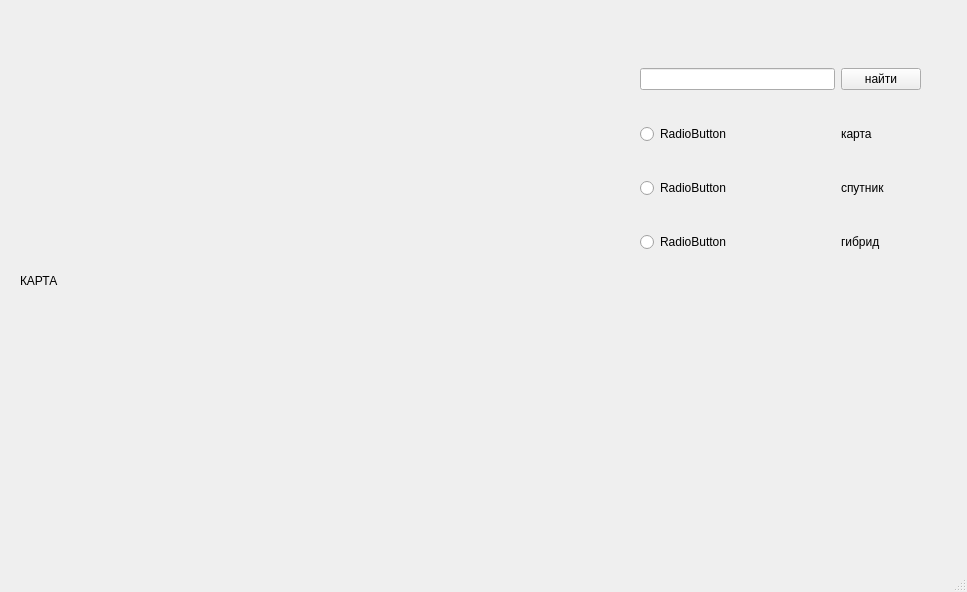
The window that map.ui (RomaKuzora/maps_api) describes before a commit, drawn with Qt 5.
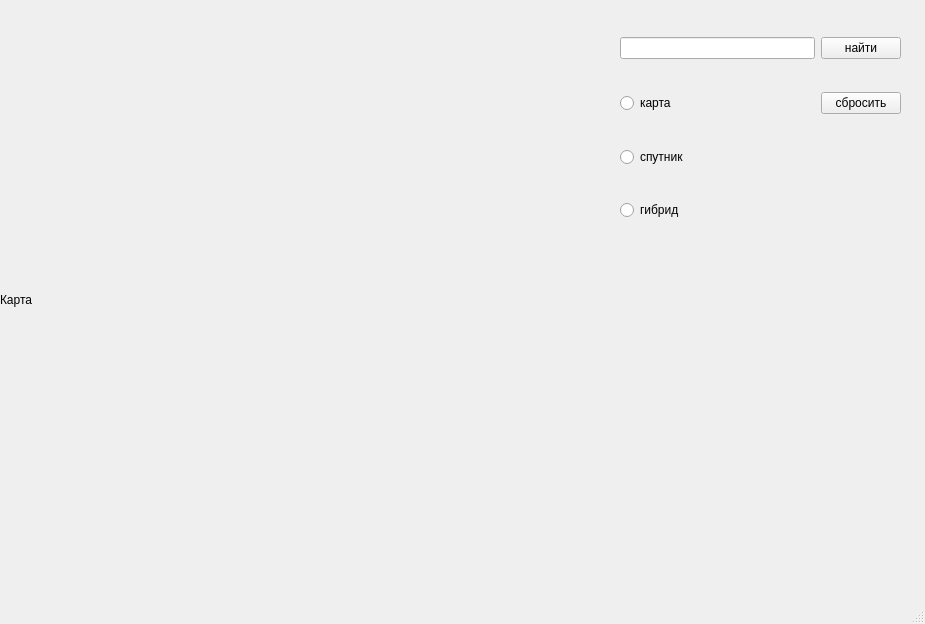
The same window after the commit.

Commit message: 8 задание готово

Diff of the .ui file:
```diff
--- a/map.ui
+++ b/map.ui
@@ -6,101 +6,48 @@
    <rect>
     <x>0</x>
     <y>0</y>
-    <width>967</width>
-    <height>592</height>
+    <width>925</width>
+    <height>624</height>
    </rect>
   </property>
   <property name="windowTitle">
    <string>Большая задача по Maps API</string>
   </property>
   <widget class="QWidget" name="centralwidget">
-   <widget class="QLabel" name="map_label">
-    <property name="geometry">
-     <rect>
-      <x>20</x>
-      <y>10</y>
-      <width>611</width>
-      <height>541</height>
-     </rect>
-    </property>
-    <property name="minimumSize">
-     <size>
-      <width>611</width>
-      <height>541</height>
-     </size>
-    </property>
-    <property name="maximumSize">
-     <size>
-      <width>611</width>
-      <height>541</height>
-     </size>
-    </property>
-    <property name="text">
-     <string>КАРТА</string>
-    </property>
-   </widget>
    <widget class="QWidget" name="gridLayoutWidget">
     <property name="geometry">
      <rect>
-      <x>640</x>
-      <y>40</y>
+      <x>620</x>
+      <y>10</y>
       <width>281</width>
       <height>241</height>
      </rect>
     </property>
     <layout class="QGridLayout" name="gridLayout">
-     <item row="1" column="1">
-      <widget class="QLabel" name="label_2">
-       <property name="text">
-        <string>карта</string>
-       </property>
-      </widget>
-     </item>
      <item row="2" column="0">
       <widget class="QRadioButton" name="radio_button_sat">
        <property name="text">
-        <string>RadioButton</string>
-       </property>
-       <attribute name="buttonGroup">
-        <string notr="true">map_group</string>
-       </attribute>
-      </widget>
-     </item>
-     <item row="3" column="1">
-      <widget class="QLabel" name="label_4">
-       <property name="text">
-        <string>гибрид</string>
-       </property>
-      </widget>
-     </item>
-     <item row="3" column="0">
-      <widget class="QRadioButton" name="radio_button_gibrid">
-       <property name="text">
-        <string>RadioButton</string>
-       </property>
-       <attribute name="buttonGroup">
-        <string notr="true">map_group</string>
-       </attribute>
-      </widget>
-     </item>
-     <item row="2" column="1">
-      <widget class="QLabel" name="label_3">
-       <property name="text">
         <string>спутник</string>
        </property>
-      </widget>
-     </item>
-     <item row="0" column="1">
-      <widget class="QPushButton" name="find_button">
-       <property name="text">
-        <string>найти</string>
-       </property>
+       <attribute name="buttonGroup">
+        <string notr="true">map_group</string>
+       </attribute>
       </widget>
      </item>
      <item row="1" column="0">
       <widget class="QRadioButton" name="radio_button_map">
        <property name="text">
-        <string>RadioButton</string>
+        <string>карта</string>
+       </property>
+       <attribute name="buttonGroup">
+        <string notr="true">map_group</string>
+       </attribute>
+      </widget>
+     </item>
+     <item row="3" column="0">
+      <widget class="QRadioButton" name="radio_button_gibrid">
+       <property name="text">
+        <string>гибрид</string>
        </property>
        <attribute name="buttonGroup">
         <string notr="true">map_group</string>
@@ -110,15 +57,42 @@
      <item row="0" column="0">
       <widget class="QLineEdit" name="edit_name"/>
      </item>
+     <item row="0" column="1">
+      <widget class="QPushButton" name="find_button">
+       <property name="text">
+        <string>найти</string>
+       </property>
+      </widget>
+     </item>
+     <item row="1" column="1">
+      <widget class="QPushButton" name="restart_button">
+       <property name="text">
+        <string>сбросить</string>
+       </property>
+      </widget>
+     </item>
     </layout>
    </widget>
+   <widget class="QLabel" name="map_label">
+    <property name="geometry">
+     <rect>
+      <x>0</x>
+      <y>0</y>
+      <width>600</width>
+      <height>600</height>
+     </rect>
+    </property>
+    <property name="text">
+     <string>Карта</string>
+    </property>
+   </widget>
    <widget class="QLabel" name="adress_label">
     <property name="geometry">
      <rect>
-      <x>650</x>
-      <y>290</y>
-      <width>201</width>
-      <height>91</height>
+      <x>610</x>
+      <y>260</y>
+      <width>301</width>
+      <height>21</height>
      </rect>
     </property>
     <property name="text">
```
The commit also changes 2 other files.
